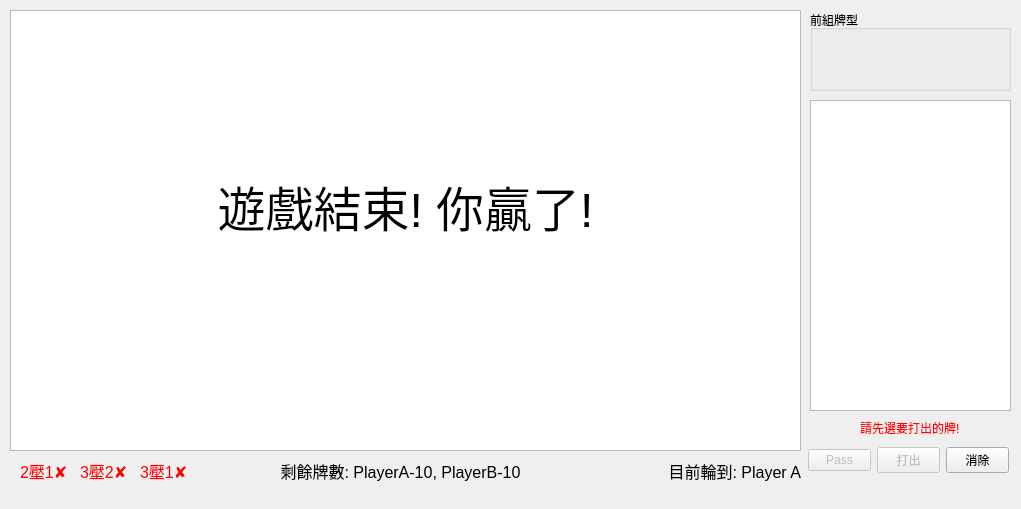
This is mainwindow.ui in XCI9/CardGame as Qt 5 draws it before an edit. The edited form follows.
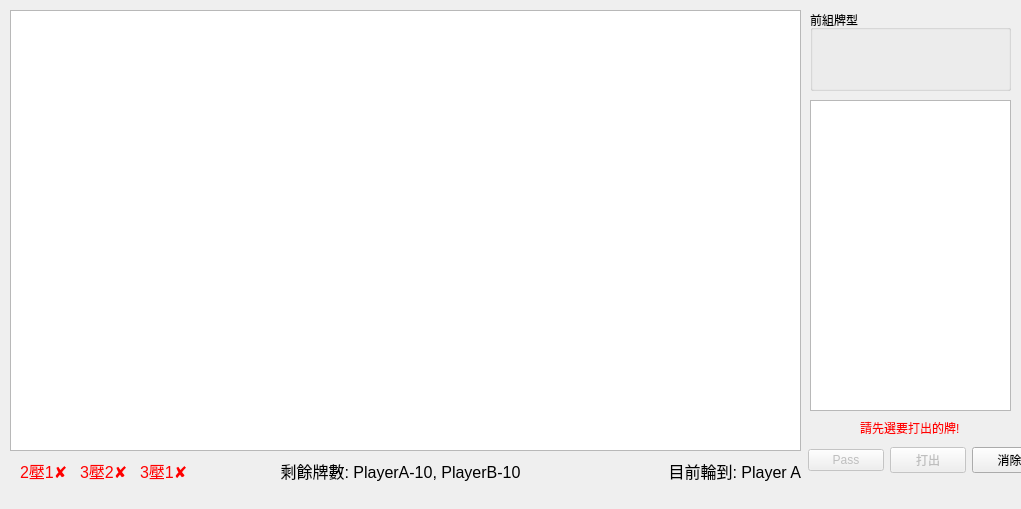
This is the edited form.

Diff of the .ui file:
```diff
--- a/mainwindow.ui
+++ b/mainwindow.ui
@@ -70,7 +70,7 @@
      <rect>
       <x>808</x>
       <y>440</y>
-      <width>201</width>
+      <width>239</width>
       <height>41</height>
      </rect>
     </property>
@@ -221,27 +221,6 @@
      <set>Qt::AlignRight|Qt::AlignTrailing|Qt::AlignVCenter</set>
     </property>
    </widget>
-   <widget class="QLabel" name="gameover_msg">
-    <property name="geometry">
-     <rect>
-      <x>10</x>
-      <y>170</y>
-      <width>791</width>
-      <height>71</height>
-     </rect>
-    </property>
-    <property name="font">
-     <font>
-      <pointsize>36</pointsize>
-     </font>
-    </property>
-    <property name="text">
-     <string>遊戲結束! 你贏了!</string>
-    </property>
-    <property name="alignment">
-     <set>Qt::AlignCenter</set>
-    </property>
-   </widget>
    <widget class="QLabel" name="card_count">
     <property name="geometry">
      <rect>
```
Left out of the diff: 2 changed lines with no effect on the pictures.
